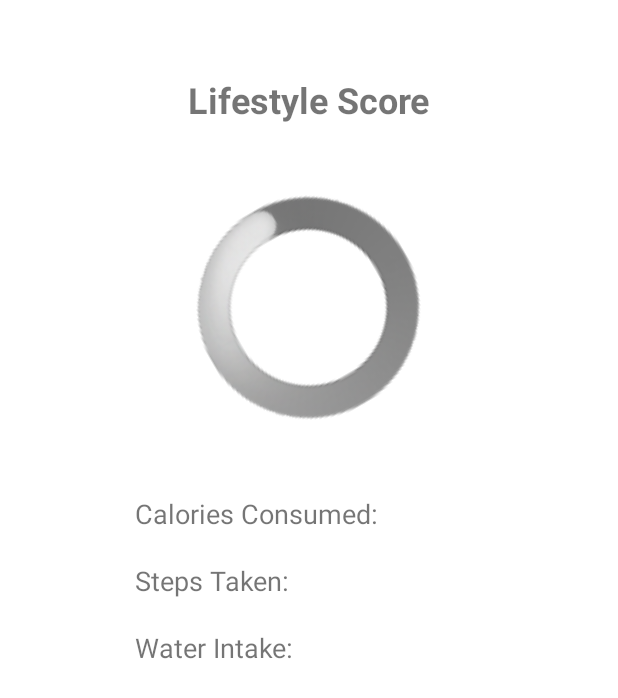
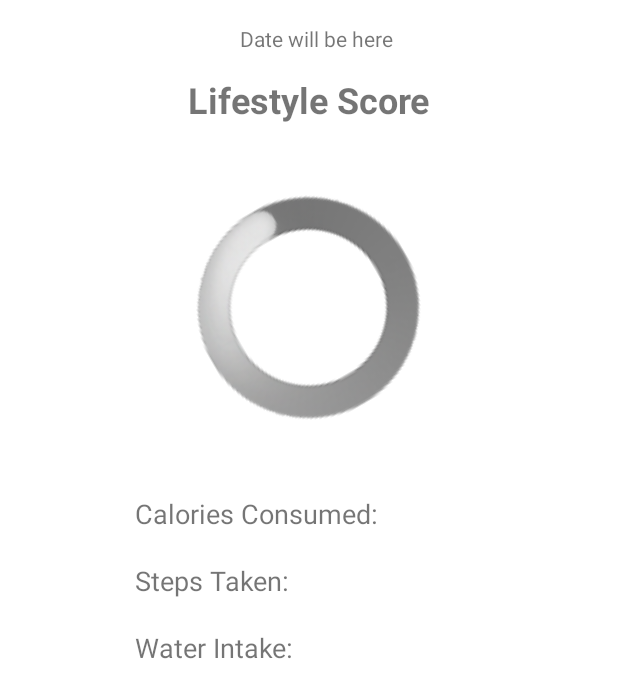
Before and after one commit to Starfractor/FitFlow, an Android app: the layout lifestyle_scores_page.xml on its own in the app's theme, with its tools: preview values and no code run, on a phone screen of 412 x 824 dp. Shown: the top 698 px of the screen. Run offline under Robolectric (Android 15) with nearby library versions, the light colour scheme and no system bars.

Commit message:
added date to lifestyle score

```diff
--- a/app/src/main/java/com/example/fitflow/LifestyleScoreActivity.java
+++ b/app/src/main/java/com/example/fitflow/LifestyleScoreActivity.java
@@ -5,12 +5,18 @@ import android.os.Bundle;
 
 import androidx.appcompat.app.AppCompatActivity;
 
+import java.text.SimpleDateFormat;
+import java.util.Date;
+import java.util.Locale;
+
 public class LifestyleScoreActivity extends AppCompatActivity {
 
     @Override
     protected void onCreate(Bundle savedInstanceState) {
         super.onCreate(savedInstanceState);
         setContentView(R.layout.lifestyle_scores_page);
+
+        String currentDate = new SimpleDateFormat("MMMM dd, yyyy", Locale.US).format(new Date());
 
         int caloriesConsumed = activeLog.foodLog.totalCals;
         int stepsTaken = activeLog.foodLog.steps;
@@ -30,11 +36,13 @@ public class LifestyleScoreActivity extends AppCompatActivity {
         TextView textViewSteps = findViewById(R.id.textViewSteps);
         TextView textViewWaterIntake = findViewById(R.id.textViewWaterIntake);
         TextView textViewLifestyleScore = findViewById(R.id.progress_text);
+        TextView dateTextView = findViewById(R.id.dateTextView);
 
         textViewCalories.setText("Calories: " + caloriesConsumed + "/" + caloriesRequested + " cals");
         textViewSteps.setText("Steps Taken: " + stepsTaken + "/" + stepsRequested + " steps");
         textViewWaterIntake.setText("Water Intake: " + waterIntake + "/" + waterRequested + " oz");
         textViewLifestyleScore.setText(lifestyleScorePercentage + "%");
+        dateTextView.setText(currentDate);
     }
 
 
--- a/app/src/main/res/layout/lifestyle_scores_page.xml
+++ b/app/src/main/res/layout/lifestyle_scores_page.xml
@@ -65,6 +65,15 @@
         android:layout_below="@id/textViewSteps"
         android:layout_marginTop="20dp"
         android:layout_marginLeft="90dp"/>
+    <TextView
+        android:id="@+id/dateTextView"
+        android:layout_width="wrap_content"
+        android:layout_height="wrap_content"
+        android:layout_marginLeft="160dp"
+        android:text="Date will be here"
+        android:layout_marginTop="16dp"/>
+
+
 
 
 
```
